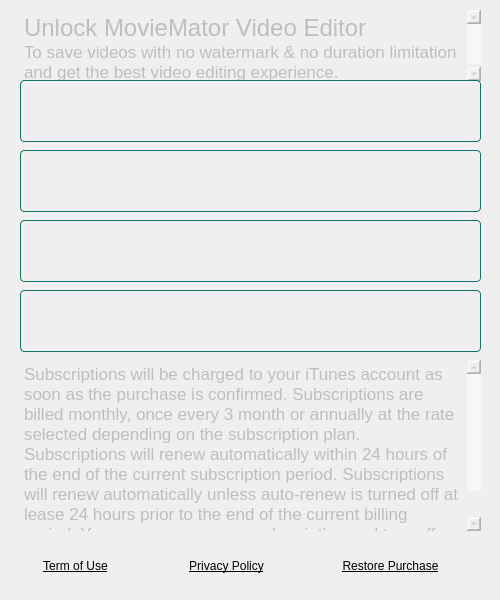
Old version of the form src/MovieMator/src/dialogs/inappdialog.ui in the repository hansewu/MovieMator.
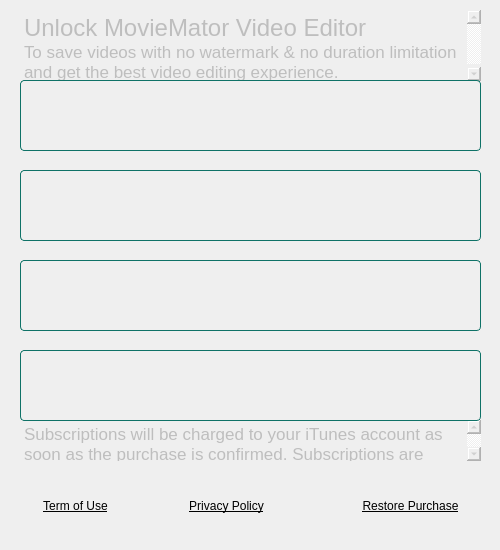
New version of the form. Custom widgets are drawn as their Qt base class.

The edit to the form file:
```diff
--- a/src/MovieMator/src/dialogs/inappdialog.ui
+++ b/src/MovieMator/src/dialogs/inappdialog.ui
@@ -10,7 +10,7 @@
     <x>0</x>
     <y>0</y>
     <width>500</width>
-    <height>600</height>
+    <height>550</height>
    </rect>
   </property>
   <property name="sizePolicy">
@@ -22,13 +22,13 @@
   <property name="minimumSize">
    <size>
     <width>500</width>
-    <height>600</height>
+    <height>550</height>
    </size>
   </property>
   <property name="maximumSize">
    <size>
     <width>500</width>
-    <height>600</height>
+    <height>550</height>
    </size>
   </property>
   <property name="windowTitle">
@@ -38,9 +38,9 @@
    <property name="geometry">
     <rect>
      <x>20</x>
-     <y>150</y>
+     <y>170</y>
      <width>461</width>
-     <height>62</height>
+     <height>71</height>
     </rect>
    </property>
    <property name="focusPolicy">
@@ -65,9 +65,9 @@
    <property name="geometry">
     <rect>
      <x>20</x>
-     <y>220</y>
+     <y>260</y>
      <width>461</width>
-     <height>62</height>
+     <height>71</height>
     </rect>
    </property>
    <property name="focusPolicy">
@@ -89,9 +89,9 @@
    <property name="geometry">
     <rect>
      <x>20</x>
-     <y>290</y>
+     <y>350</y>
      <width>461</width>
-     <height>62</height>
+     <height>71</height>
     </rect>
    </property>
    <property name="focusPolicy">
@@ -146,7 +146,7 @@
    <property name="geometry">
     <rect>
      <x>20</x>
-     <y>550</y>
+     <y>490</y>
      <width>111</width>
      <height>31</height>
     </rect>
@@ -174,7 +174,7 @@
    <property name="geometry">
     <rect>
      <x>170</x>
-     <y>550</y>
+     <y>490</y>
      <width>113</width>
      <height>32</height>
     </rect>
@@ -198,8 +198,8 @@
   <widget class="QPushButton" name="restorePurchaseButton">
    <property name="geometry">
     <rect>
-     <x>320</x>
-     <y>550</y>
+     <x>340</x>
+     <y>490</y>
      <width>141</width>
      <height>32</height>
     </rect>
@@ -227,9 +227,9 @@
    <property name="geometry">
     <rect>
      <x>20</x>
-     <y>360</y>
+     <y>420</y>
      <width>461</width>
-     <height>171</height>
+     <height>41</height>
     </rect>
    </property>
    <property name="styleSheet">
@@ -255,7 +255,7 @@
      <x>20</x>
      <y>80</y>
      <width>461</width>
-     <height>62</height>
+     <height>71</height>
     </rect>
    </property>
    <property name="mouseTracking">
```
